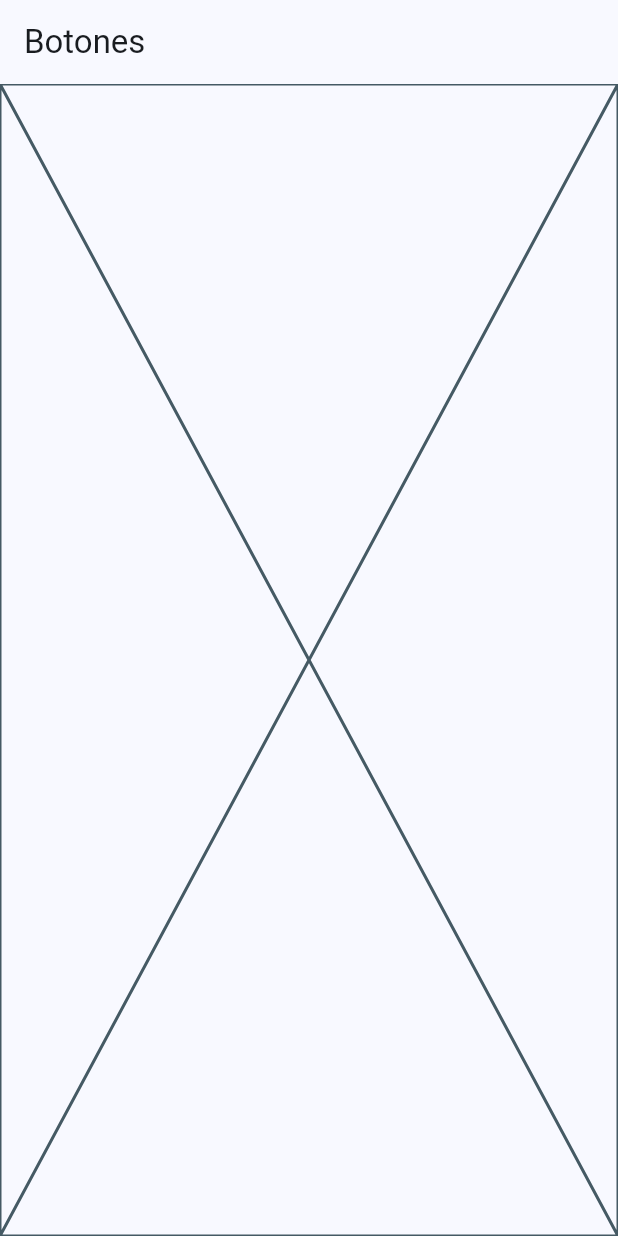
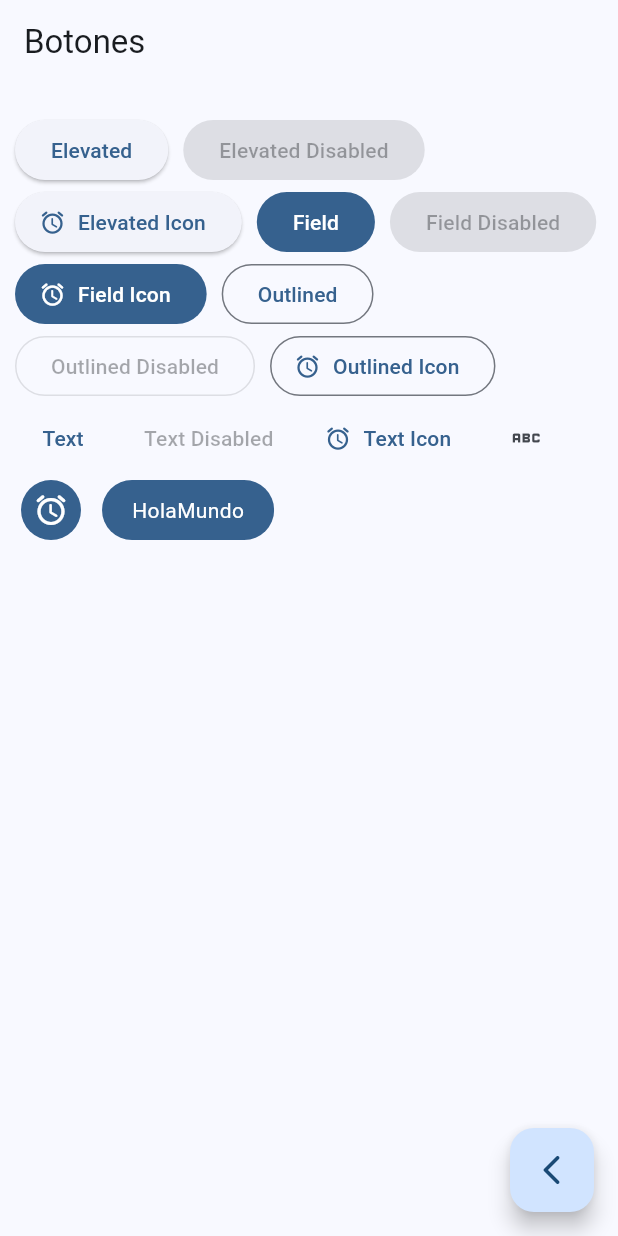
Before and after one commit to izrael90/widgets_app, a Flutter app: the ButtonsScreen screen opened by its route, on a phone screen of 412 x 824 dp. Run offline on Flutter 3.47's test engine with Material 3 defaults, Android fonts, the phone set to English and light mode, and no system bars; our stand-ins replace go_router.

Commit message:
final buttons

```diff
--- a/lib/presentation/screens/home/buttons/buttons_screen.dart
+++ b/lib/presentation/screens/home/buttons/buttons_screen.dart
@@ -1,4 +1,5 @@
 import 'package:flutter/material.dart';
+import 'package:go_router/go_router.dart';
 
 class ButtonsScreen extends StatelessWidget {
   static const String name = 'buttons_screen';
@@ -10,7 +11,87 @@ class ButtonsScreen extends StatelessWidget {
       appBar: AppBar(
         title: const Text('Botones'),
       ),
-      body: const Placeholder(),
+      body: _ButtonsView(),
+      floatingActionButton: FloatingActionButton(
+        child: const Icon(Icons.arrow_back_ios_rounded),
+        onPressed: () {
+          context.pop();
+        },
+      ),
     );
   }
 }
+
+class _ButtonsView extends StatelessWidget {
+  const _ButtonsView();
+
+  @override
+  Widget build(BuildContext context) {
+    return SizedBox(
+      width: double.infinity,
+      child: Padding(
+        padding: const EdgeInsets.symmetric(horizontal: 10.0, vertical: 20),
+        child: Wrap(
+          spacing: 10,
+          crossAxisAlignment: WrapCrossAlignment.center,
+          children: [
+            ElevatedButton(onPressed: () {}, child: const Text('Elevated')),
+            const ElevatedButton(
+                onPressed: null, child: Text('Elevated Disabled')),
+            ElevatedButton.icon(
+                onPressed: () {},
+                icon: const Icon(Icons.access_alarm_rounded),
+                label: const Text('Elevated Icon')),
+            FilledButton(onPressed: () {}, child: const Text('Field')),
+            const FilledButton(onPressed: null, child: Text('Field Disabled')),
+            FilledButton.icon(
+                onPressed: () {},
+                icon: const Icon(Icons.access_alarm_rounded),
+                label: const Text('Field Icon')),
+            OutlinedButton(onPressed: () {}, child: const Text('Outlined')),
+            const OutlinedButton(
+                onPressed: null, child: Text('Outlined Disabled')),
+            OutlinedButton.icon(
+                onPressed: () {},
+                icon: const Icon(Icons.access_alarm_rounded),
+                label: const Text('Outlined Icon')),
+            TextButton(onPressed: () {}, child: const Text('Text')),
+            const TextButton(onPressed: null, child: Text('Text Disabled')),
+            TextButton.icon(
+                onPressed: () {},
+                icon: const Icon(Icons.access_alarm_rounded),
+                label: const Text('Text Icon')),
+            IconButton(onPressed: () {}, icon: Icon(Icons.abc_outlined)),
+            IconButton.filled(
+                onPressed: () {}, icon: Icon(Icons.access_alarm_rounded)),
+            CustomButton(),
+          ],
+        ),
+      ),
+    );
+  }
+}
+
+class CustomButton extends StatelessWidget {
+  const CustomButton({super.key});
+
+  @override
+  Widget build(BuildContext context) {
+    final colors = Theme.of(context).colorScheme;
+    return ClipRRect(
+      borderRadius: BorderRadius.circular(20),
+      child: Material(
+        color: colors.primary,
+        child: InkWell(
+          onTap: () {},
+          child: Padding(
+              padding: const EdgeInsets.symmetric(horizontal: 20, vertical: 10),
+              child: Text(
+                'HolaMundo',
+                style: TextStyle(color: Colors.white),
+              )),
+        ),
+      ),
+    );
+  }
+}
--- a/lib/presentation/screens/home/home_screen.dart
+++ b/lib/presentation/screens/home/home_screen.dart
@@ -49,7 +49,7 @@ class _CustomListTitle extends StatelessWidget {
         subtitle: Text(menuItem.subTitle),
         leading: Icon(menuItem.icon, color: colors.primary),
         onTap: () {
-          context.pushNamed(menuItem.link);
+          context.push(menuItem.link);
         });
   }
 }
```
